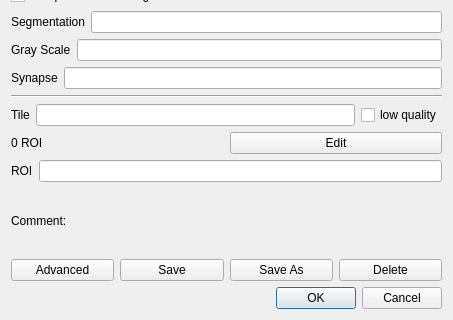
Old version of the form neurolabi/gui/dialogs/zdviddialog.ui in the repository janelia-flyem/NeuTu; both pictures show x 0 to 453 and y 143 to 463 of the 453 by 463 pixel window.
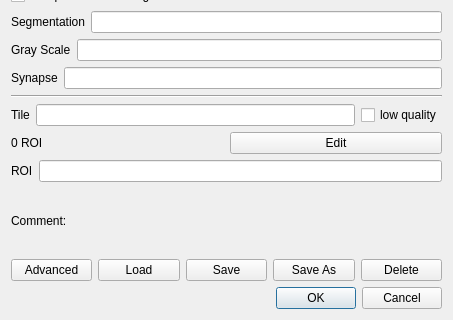
New version of the form. Custom widgets are drawn as their Qt base class.

```diff
--- a/neurolabi/gui/dialogs/zdviddialog.ui
+++ b/neurolabi/gui/dialogs/zdviddialog.ui
@@ -219,6 +219,13 @@
        </property>
       </widget>
      </item>
+     <item>
+      <widget class="QPushButton" name="loadPushButton">
+       <property name="text">
+        <string>Load</string>
+       </property>
+      </widget>
+     </item>
      <item>
       <widget class="QPushButton" name="saveButton">
        <property name="text">
```
